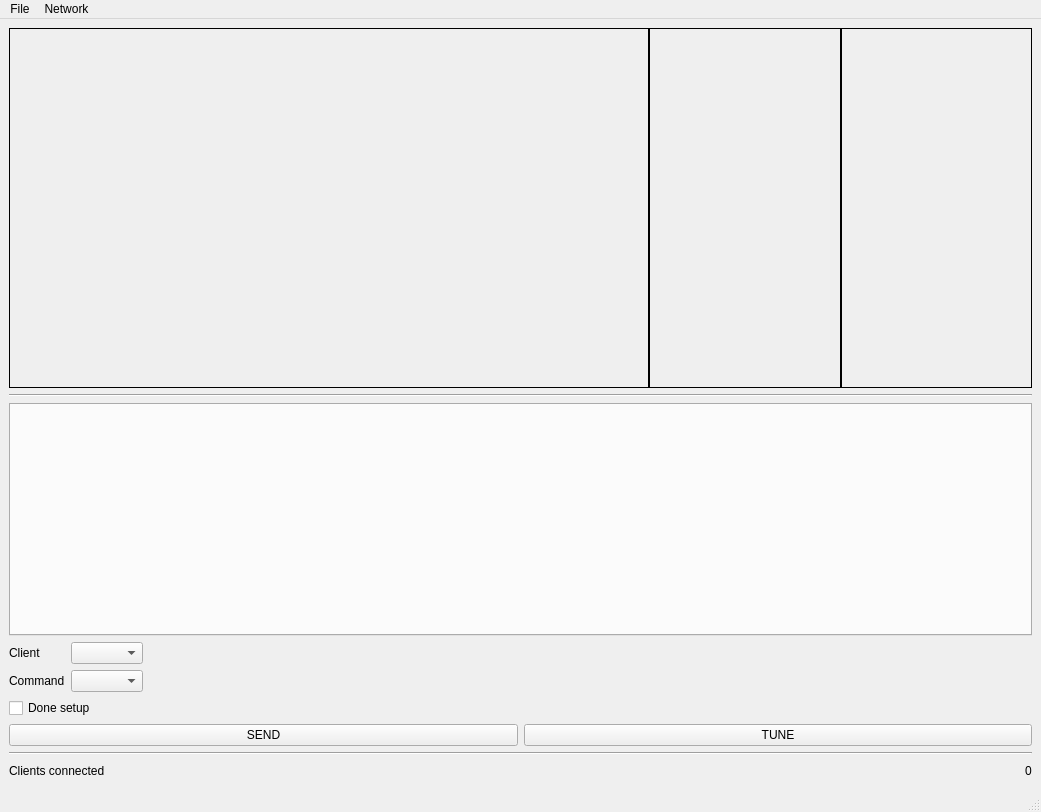
Above: Server/ui/mainwindow.ui from MGritsenko/Server before the change. Below: the same form after it.
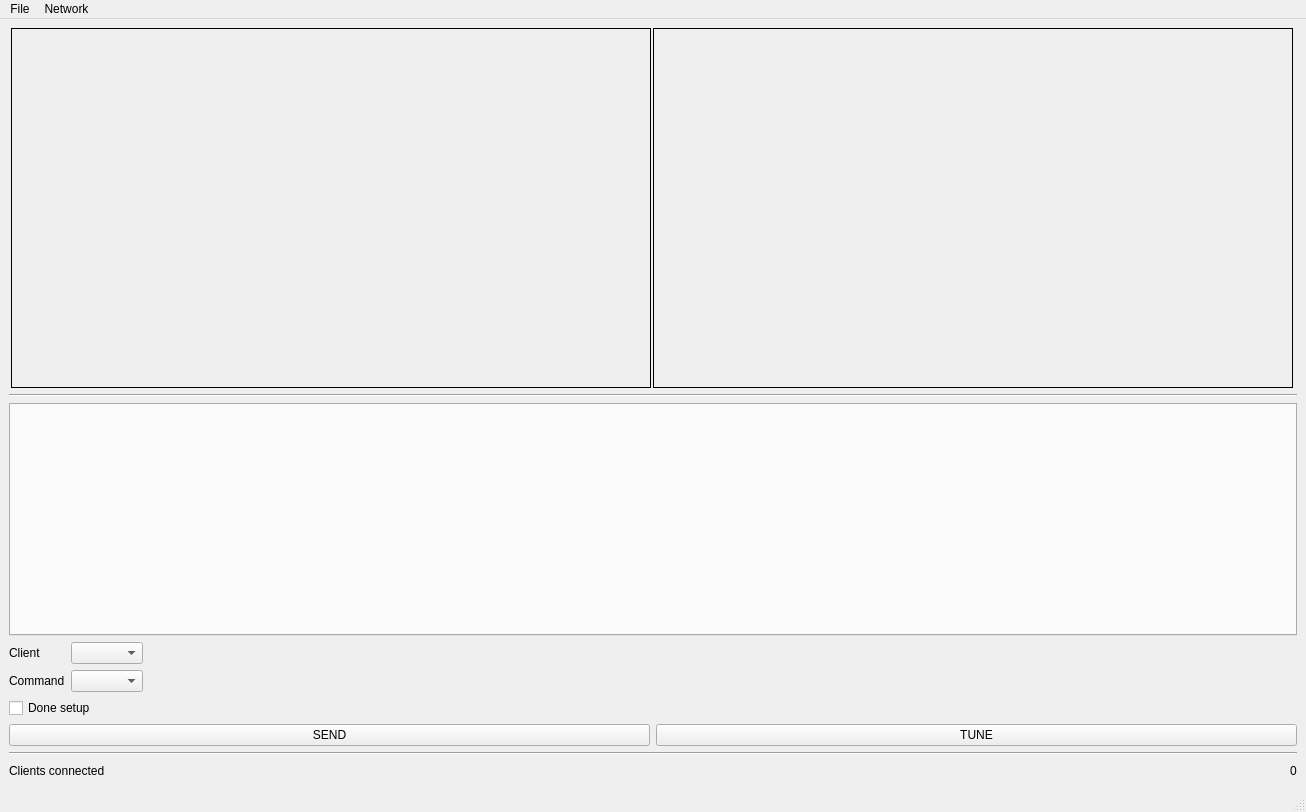
That is the form after the change.

The edit to the form file:
```diff
--- a/Server/ui/mainwindow.ui
+++ b/Server/ui/mainwindow.ui
@@ -6,7 +6,7 @@
    <rect>
     <x>0</x>
     <y>0</y>
-    <width>1041</width>
+    <width>1306</width>
     <height>812</height>
    </rect>
   </property>
@@ -22,6 +22,12 @@
       </property>
       <item>
        <widget class="QLabel" name="frameWindow">
+        <property name="sizePolicy">
+         <sizepolicy hsizetype="Preferred" vsizetype="Preferred">
+          <horstretch>0</horstretch>
+          <verstretch>0</verstretch>
+         </sizepolicy>
+        </property>
         <property name="minimumSize">
          <size>
           <width>640</width>
@@ -30,7 +36,7 @@
         </property>
         <property name="maximumSize">
          <size>
-          <width>720</width>
+          <width>640</width>
           <height>360</height>
          </size>
         </property>
@@ -57,33 +63,14 @@
          <widget class="QLabel" name="redWindow">
           <property name="minimumSize">
            <size>
-            <width>0</width>
-            <height>320</height>
+            <width>640</width>
+            <height>360</height>
            </size>
           </property>
           <property name="maximumSize">
            <size>
-            <width>320</width>
-            <height>16777215</height>
-           </size>
-          </property>
-          <property name="frameShape">
-           <enum>QFrame::Box</enum>
-          </property>
-          <property name="text">
-           <string/>
-          </property>
-          <property name="wordWrap">
-           <bool>true</bool>
-          </property>
-         </widget>
-        </item>
-        <item row="0" column="1">
-         <widget class="QLabel" name="greenWindow">
-          <property name="maximumSize">
-           <size>
-            <width>320</width>
-            <height>16777215</height>
+            <width>640</width>
+            <height>360</height>
            </size>
           </property>
           <property name="frameShape">
@@ -246,7 +233,7 @@
     <rect>
      <x>0</x>
      <y>0</y>
-     <width>1041</width>
+     <width>1306</width>
      <height>26</height>
     </rect>
    </property>
```
Left out of the diff: 2 changed lines with no effect on the pictures.
